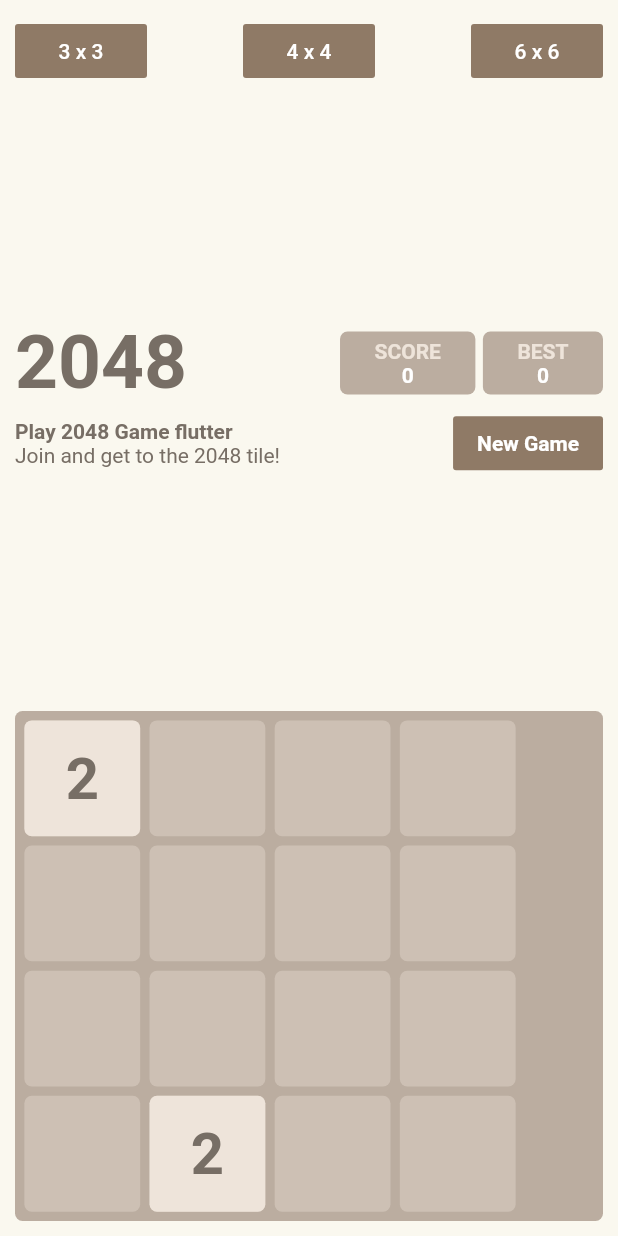
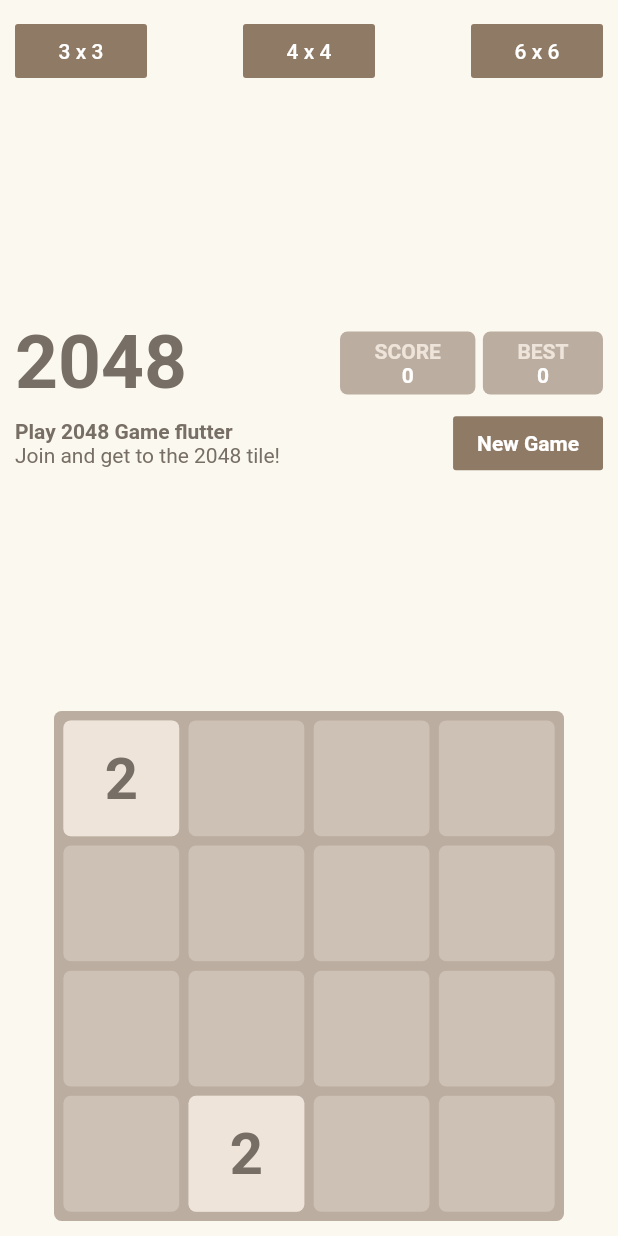
Before and after one commit to ggsky/flutter_2048, a Flutter app: the screen it shows after launch, on a phone screen of 412 x 824 dp. Run offline on Flutter 3.47's test engine with Material 2 defaults, Android fonts, the phone set to English and light mode, and no system bars; our stand-ins replace flutter_redux, flutter_screenutil, redux, redux_thunk, shared_preferences.

Commit message:
in18，block居中

```diff
--- a/lib/model/config.dart
+++ b/lib/model/config.dart
@@ -2,6 +2,7 @@
 
 class CustomColor {
   static Color textColor = Color(0xfffaf8ef);
+
 }
 
 class BaseConfig {}
--- a/lib/utils/device.dart
+++ b/lib/utils/device.dart
@@ -4,7 +4,6 @@
 class Device {
   static getRatio(int value) {
     int uiwidth = value is int ? value : 750;
-    // return ScreenUtil.mediaQueryData.size.width / uiwidth;
     return ScreenUtil().uiSize.width / uiwidth;
   }
 
@@ -17,13 +16,11 @@
   }
 
   static getTopPadding() {
-    // return ScreenUtil.mediaQueryData.padding.top;
     return ScreenUtil().uiSize.height;
   }
 
   static getWidth() {
     return ScreenUtil().uiSize.width;
-    // return ScreenUtil.mediaQueryData.size.width;
   }
 
   static Platform platform = Platform();
--- a/lib/views/blocks.dart
+++ b/lib/views/blocks.dart
@@ -11,6 +11,7 @@
 }
 
 class _BlocksState extends State<Blocks> with TickerProviderStateMixin {
+
   @override
   Widget build(BuildContext context) {
     return StoreConnector<GameState, BlocksProps>(
@@ -22,13 +23,15 @@
       builder: (context, props) {
         var blockFactory = BlockFactory(this, props.mode);
         blockFactory.play();
-        return Container(
+        return Center(
+          child: Container(
             width: Screen.stageWidth,
             height: Screen.stageWidth,
             padding: EdgeInsets.fromLTRB(props.padding, props.padding, 0, 0),
             child: Stack(
               fit: StackFit.expand,
               children: getBlocks(blockFactory, props),
+            ),
           ),
         );
       },
--- a/lib/views/playground.dart
+++ b/lib/views/playground.dart
@@ -29,7 +29,8 @@
       },
       builder: (context, props) {
         return props.end != true
-            ? GestureDetector(
+            ? Center(
+              child: GestureDetector(
                   onHorizontalDragStart: (evt) => onDragStart(evt, props),
                   onHorizontalDragEnd: (evt) => onHorizontalDragEnd(evt, props),
                   onVerticalDragStart: (evt) => onDragStart(evt, props),
@@ -38,8 +39,9 @@
                     color: Colors.transparent,
                     height: Screen.stageWidth,
                   ),
+                ),
             )
-            : Container(
+            : Center(child: Container(
                   decoration: BoxDecoration(
                       borderRadius: BorderRadius.circular(5),
                       color: Color.fromRGBO(255, 255, 255, 0.4)),
@@ -54,7 +56,7 @@
                       ),
                     ),
                   ),
-              );
+                ),);
       },
     );
   }
--- a/lib/views/scores.dart
+++ b/lib/views/scores.dart
@@ -2,6 +2,7 @@
 import 'package:flutter_2048/service/gameInit.dart';
 import 'package:flutter_2048/store/game_state.dart';
 import 'package:flutter_redux/flutter_redux.dart';
+import 'package:flutter_2048/generated/l10n.dart';
 
 class Scores extends StatelessWidget {
   @override
@@ -50,7 +51,7 @@
                       child: Column(
                         children: <Widget>[
                           Text(
-                            'SCORE',
+                            S.of(context).labelScore,
                             style: TextStyle(
                                 color: Color(0xffeee4da),
                                 fontWeight: FontWeight.bold),
@@ -74,7 +75,7 @@
                       child: Column(
                         children: <Widget>[
                           Text(
-                            'BEST',
+                            S.of(context).labelBest,
                             style: TextStyle(
                                 color: Color(0xffeee4da),
                                 fontWeight: FontWeight.bold),
@@ -99,13 +100,13 @@
                   crossAxisAlignment: CrossAxisAlignment.start,
                   children: <Widget>[
                     Text(
-                      'Play 2048 Game flutter',
+                      S.of(context).titleWelcome,
                       style: TextStyle(
                           color: Color(0xff776e65),
                           fontWeight: FontWeight.bold),
                     ),
                     Text(
-                      'Join and get to the 2048 tile!',
+                      S.of(context).titleWelDesc,
                       style: TextStyle(color: Color(0xff776e65)),
                     ),
                   ],
@@ -115,7 +116,7 @@
                   textColor: Colors.white,
                   onPressed: () => props.reset(),
                   child: Text(
-                    'New Game',
+                    S.of(context).btnNewGame,
                     style: TextStyle(fontWeight: FontWeight.bold),
                   ),
                 )
```
Also changed, not shown: lib/l10n/intl_en.arb (+6 -3 lines), lib/l10n/intl_zh.arb (+5 -2 lines), lib/pages/index_page.dart (+4 -3 lines), lib/router/routes.dart (added, +16 -0 lines), lib/views/game_bg.dart (+11 -7 lines), lib/generated/intl/messages_en.dart, lib/generated/intl/messages_zh.dart, lib/generated/l10n.dart, lib/utils/screen.dart (line endings or trailing spaces). Lines whose indentation alone changed are shown as unchanged.
